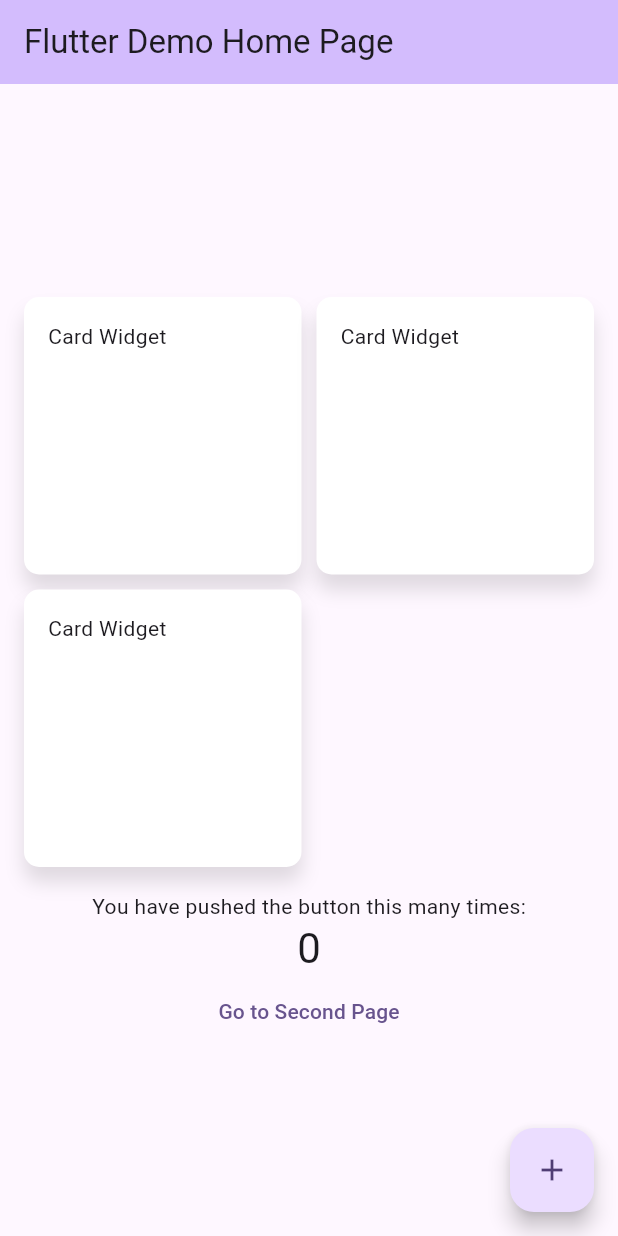
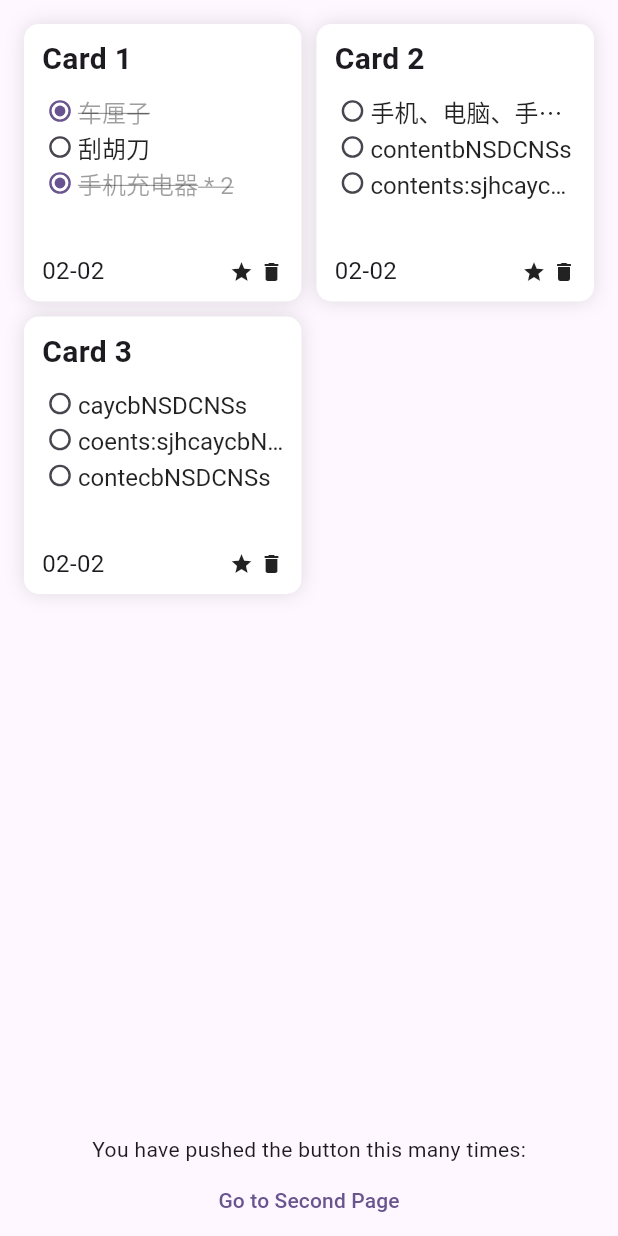
Before and after one commit to hawkeye-xb/checklist, a Flutter app: the screen it shows after launch, on a phone screen of 412 x 824 dp. Run offline on Flutter 3.47's test engine with Material 3 defaults, Android fonts, the phone set to English and light mode, and no system bars; missing offline and left inert: dart:ffi.

Commit message:
vscode debugger file & card comp

```diff
--- a/lib/components/card.dart
+++ b/lib/components/card.dart
@@ -30,7 +30,7 @@ class CardWidget extends StatelessWidget {
   @override
   Widget build(BuildContext context) {
     return Container(
-      padding: const EdgeInsets.all(16.0),
+      padding: const EdgeInsets.fromLTRB(12.0, 8.0, 12.0, 8.0),
       decoration: BoxDecoration(
         color: Colors.white,
         borderRadius: BorderRadius.circular(10.0),
@@ -38,11 +38,111 @@ class CardWidget extends StatelessWidget {
           BoxShadow(
             color: Colors.black12,
             blurRadius: 10.0,
-            offset: Offset(0.0, 10.0),
+            offset: Offset(0.0, 0.0),
           ),
         ],
       ),
-      child: const Text("Card Widget"),
+      child: Flex(
+        direction: Axis.vertical,
+        mainAxisAlignment: MainAxisAlignment.spaceBetween,
+        crossAxisAlignment: CrossAxisAlignment.start,
+        children: [
+          Text(
+            title,
+            style: const TextStyle(
+              fontSize: 20.0,
+              height: 1.5,
+              fontWeight: FontWeight.bold,
+            ),
+          ),
+          // 占位
+          const SizedBox(height: 8.0,),
+          Flexible(
+            flex: 1,
+            child: ListView.builder(
+              itemCount: firstThreeItems.length,
+              itemBuilder: (BuildContext context, int index) {
+                return Flex(
+                  direction: Axis.horizontal,
+                  mainAxisAlignment: MainAxisAlignment.start,
+                  crossAxisAlignment: CrossAxisAlignment.center,
+                  children: [
+                    Transform.scale(
+                      scale: 0.8,
+                      child: AbsorbPointer(
+                        absorbing: true,
+                        child: SizedBox(
+                          width: 24.0,
+                          height: 24.0,
+                          child: Radio(
+                            groupValue: true,
+                            value: firstThreeItems[index].checked,
+                            onChanged: (bool? value) {},
+                          ),
+                        ),
+                      ),
+                    ),
+                    Flexible(
+                      flex: 1,
+                      child: RichText(
+                        text: TextSpan(
+                          text: firstThreeItems[index].content,
+                          style: const TextStyle(
+                            fontSize: 16.0,
+                            height: 1.5,
+                          ).merge(
+                            firstThreeItems[index].checked
+                              ? const TextStyle(decoration: TextDecoration.lineThrough, color: Colors.black38,)
+                              : const TextStyle(color: Colors.black87),
+                          ),
+                        ),
+                        overflow: TextOverflow.ellipsis,
+                        maxLines: 1,
+                      ),
+                    )
+                    ,
+                  ],
+                );
+              },
+            ),
+          ),
+          const SizedBox(height: 8.0,),
+          Flex(
+            direction: Axis.horizontal,
+            crossAxisAlignment: CrossAxisAlignment.center, // 子元素居中对齐
+            children: [
+              const Text(
+                '02-02',
+                style: TextStyle(
+                  fontSize: 16.0,
+                  height: 1.5,
+                ),
+              ),
+              Flexible(
+                flex: 1,
+                child: Container(), // Flexible用于填充空间
+              ),
+              GestureDetector(
+                onTap: () {
+                  print('star');
+                },
+                child: Container(
+                  padding: const EdgeInsets.fromLTRB(4.0, 0.0, 4.0, 0.0),
+                  child: const Icon(Icons.star, size: 16.0,),
+                ),
+              ),
+              GestureDetector(
+                onTap: () {
+                  print('delete');
+                },
+                child: Container(
+                  child: const Icon(Icons.delete, size: 16.0,),
+                ),
+              ),
+            ],
+          ),
+        ],
+      ),
     );
   }
 }
--- a/lib/main.dart
+++ b/lib/main.dart
@@ -34,15 +34,13 @@ class MyApp extends StatelessWidget {
         colorScheme: ColorScheme.fromSeed(seedColor: Colors.deepPurple),
         useMaterial3: true,
       ),
-      home: const MyHomePage(title: 'Flutter Demo Home Page'),
+      home: const MyHomePage(),
     );
   }
 }
 
 class MyHomePage extends StatefulWidget {
-  const MyHomePage({super.key, required this.title});
-
-  final String title;
+  const MyHomePage({super.key});
 
   @override
   State<MyHomePage> createState() => _MyHomePageState();
@@ -55,9 +53,9 @@ class _MyHomePageState extends State<MyHomePage> {
       title: 'Card 1',
       // description: 'This is a card',
       contentList: [
-        const ContentList(id: '1', content: 'content 1'),
-        const ContentList(id: '2', content: 'content 2'),
-        const ContentList(id: '3', content: 'content 3'),
+        const ContentList(id: '1', content: '车厘子', checked: true),
+        const ContentList(id: '2', content: '刮胡刀'),
+        const ContentList(id: '3', content: '手机充电器 * 2', checked: true),
       ],
       id: '1',
     ),
@@ -65,9 +63,9 @@ class _MyHomePageState extends State<MyHomePage> {
       title: 'Card 2',
       // description: 'This is a card',
       contentList: [
-        const ContentList(id: '4', content: 'content 4'),
-        const ContentList(id: '5', content: 'content 5'),
-        const ContentList(id: '6', content: 'content 6'),
+        const ContentList(id: '4', content: '手机、电脑、手表、iPad充电器'),
+        const ContentList(id: '5', content: 'contentbNSDCNSs'),
+        const ContentList(id: '6', content: 'contents:sjhcaycbNSDCNSs'),
       ],
       id: '2',
     ),
@@ -75,21 +73,13 @@ class _MyHomePageState extends State<MyHomePage> {
       title: 'Card 3',
       // description: 'This is a card',
       contentList: [
-        const ContentList(id: '7', content: 'content 7'),
-        const ContentList(id: '8', content: 'content 8'),
-        const ContentList(id: '9', content: 'content 9'),
+        const ContentList(id: '7', content: 'caycbNSDCNSs'),
+        const ContentList(id: '8', content: 'coents:sjhcaycbNSDCNSs'),
+        const ContentList(id: '9', content: 'contecbNSDCNSs'),
       ],
       id: '3',
     ),
   ];
-
-  int _counter = 0;
-
-  void _incrementCounter() {
-    setState(() {
-      _counter++;
-    });
-  }
 
   @override
   Widget build(BuildContext context) {
@@ -98,21 +88,12 @@ class _MyHomePageState extends State<MyHomePage> {
     const double minCardWidth = 200;
 
     return Scaffold(
-      appBar: AppBar(
-        // TRY THIS: Try changing the color here to a specific color (to
-        // Colors.amber, perhaps?) and trigger a hot reload to see the AppBar
-        // change color while the other colors stay the same.
-        backgroundColor: Theme.of(context).colorScheme.inversePrimary,
-        // Here we take the value from the MyHomePage object that was created by
-        // the App.build method, and use it to set our appbar title.
-        title: Text(widget.title),
-      ),
-      body: Center(
-        child: Column(
-          mainAxisAlignment: MainAxisAlignment.center,
-          children: <Widget>[
-            Container(
-              height: MediaQuery.of(context).size.height * 0.5,
+      body: Flex(
+        direction: Axis.vertical,
+        children: [
+          Expanded(
+            child: Container(
+              // height: MediaQuery.of(context).size.height * 0.5,
               padding: const EdgeInsets.all(16.0),
               child: GridView.builder(
                 gridDelegate: SliverGridDelegateWithFixedCrossAxisCount(
@@ -134,28 +115,18 @@ class _MyHomePageState extends State<MyHomePage> {
                 },
               ),
             ),
+          ),
           const Text(
             'You have pushed the button this many times:',
           ),
-            Text(
-              '$_counter',
-              style: Theme.of(context).textTheme.headlineMedium,
-            ),
+          // TODO: Remove
           TextButton(onPressed: () {
             Navigator.push(context, MaterialPageRoute(builder: (context) {
               return const DetailsPage(id: '100');
             }));
-            }, child: const Text('Go to Second Page'))
+          }, child: const Text('Go to Second Page')),
         ],
       ),
-      ),
-      floatingActionButton: FloatingActionButton(
-        // onPressed: _incrementCounter,
-        onPressed: () {
-        },
-        tooltip: 'Increment',
-        child: const Icon(Icons.add),
-      ), // This trailing comma makes auto-formatting nicer for build methods.
     );
   }
 }
```
Lines whose indentation alone changed are shown as unchanged.
